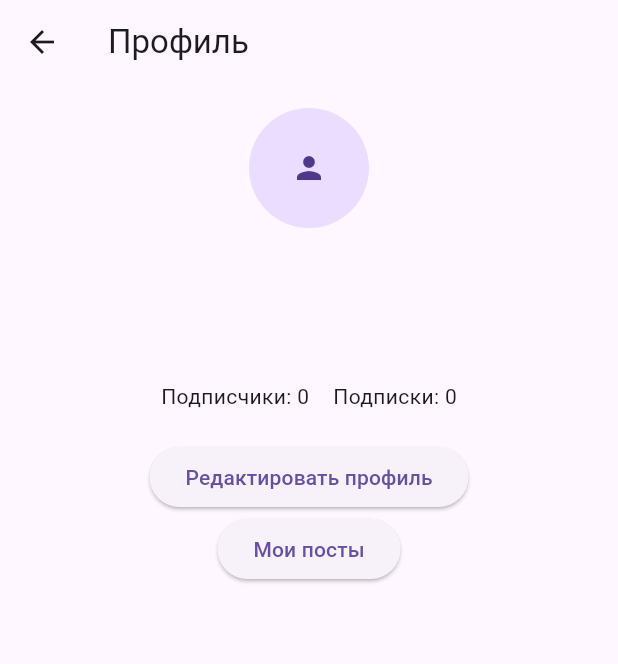
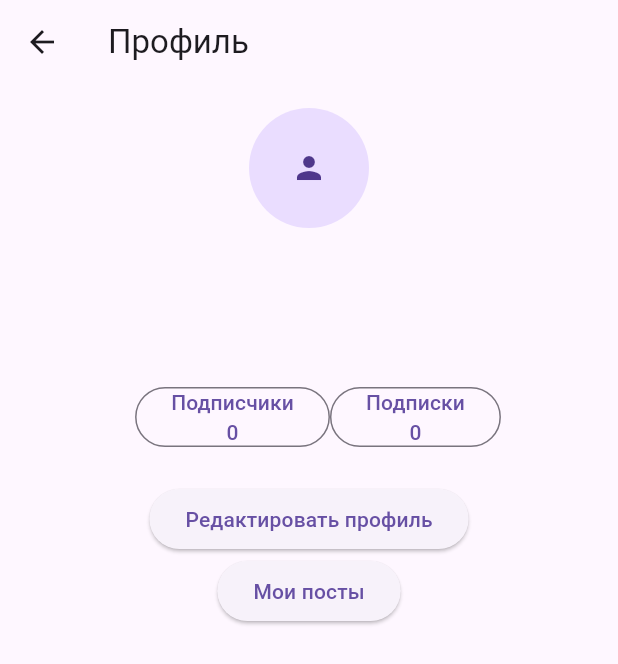
Before and after one commit to Kalyaz-Py/insta, a Flutter app: the ProfilePage screen opened directly, on a phone screen of 412 x 824 dp. Shown: the top 664 px of the screen. Run offline on Flutter 3.47's test engine with Material 3 defaults, Android fonts, the phone set to English and light mode, and no system bars; our stand-ins replace image_picker, supabase_flutter; accounts and stored records are empty; network calls fail.

Commit message:
Мелкие исправления

```diff
--- a/lib/features/profile/profile_page.dart
+++ b/lib/features/profile/profile_page.dart
@@ -2,6 +2,7 @@ import 'package:flutter/material.dart';
 import '../../services/supabase_service.dart';
 import 'edit_profile_page.dart';
 import 'my_posts_page.dart';
+import 'people_list_page.dart';
 
 class ProfilePage extends StatefulWidget {
   const ProfilePage({super.key});
@@ -99,9 +100,43 @@ class _ProfilePageState extends State<ProfilePage> {
             Row(
               mainAxisAlignment: MainAxisAlignment.center,
               children: [
-                Text('Подписчики: $followers'),
-                const SizedBox(width: 16),
-                Text('Подписки: $following'),
+                const SizedBox(width: 12),
+                OutlinedButton(
+                  onPressed: () {
+                    Navigator.push(
+                      context,
+                      MaterialPageRoute(
+                        builder: (_) => const PeopleListPage(kind: PeopleKind.followers),
+                      ),
+                    );
+                  },
+                  child:  Column(
+                    mainAxisAlignment: MainAxisAlignment.center,
+                    children: [
+                      Text('Подписчики'),
+                      Text('$followers'),
+                    ],
+                  ),
+                ),
+                OutlinedButton(
+                  onPressed: () {
+                    Navigator.push(
+                      context,
+                      MaterialPageRoute(
+                        builder: (_) => const PeopleListPage(kind: PeopleKind.following),
+                      ),
+                    );
+                  },
+                  child: Column(
+                    mainAxisAlignment: MainAxisAlignment.center,
+                    children: [
+                      Text('Подписки'),
+                      Text('$following'),
+
+                    ],
+                  ),
+
+                ),
               ],
             ),
             const SizedBox(height: 20),
```
Also changed, not shown: lib/features/profile/my_posts_page.dart (+1 -10 lines), lib/features/profile/people_list_page.dart (added, +109 -0 lines).
